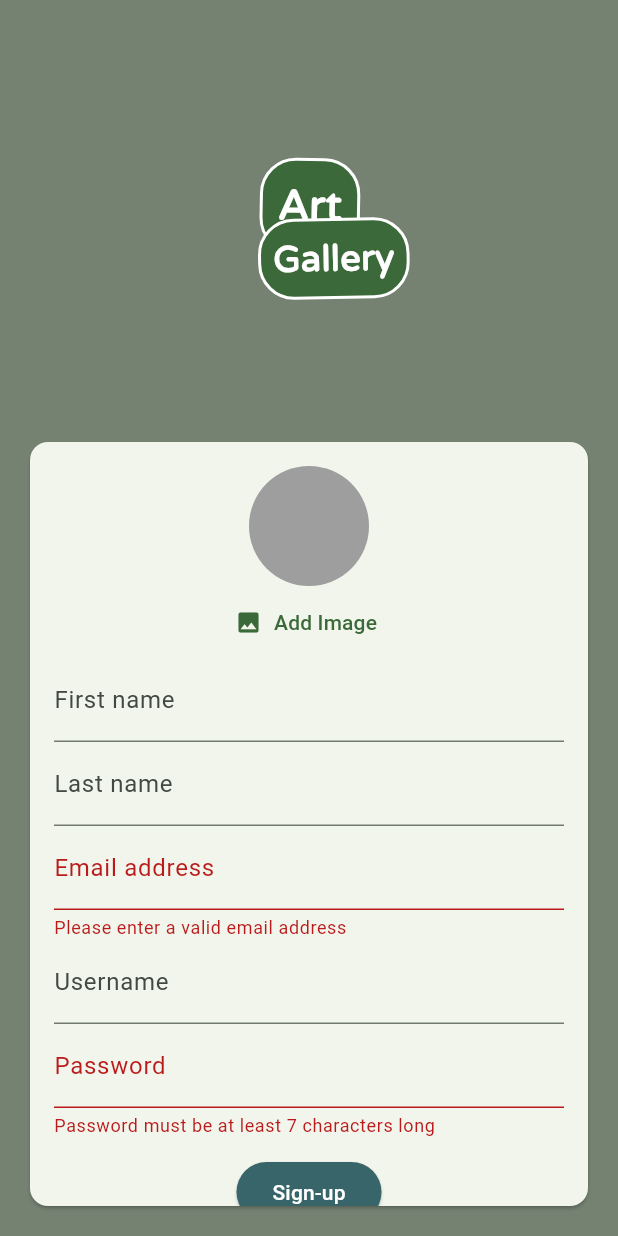
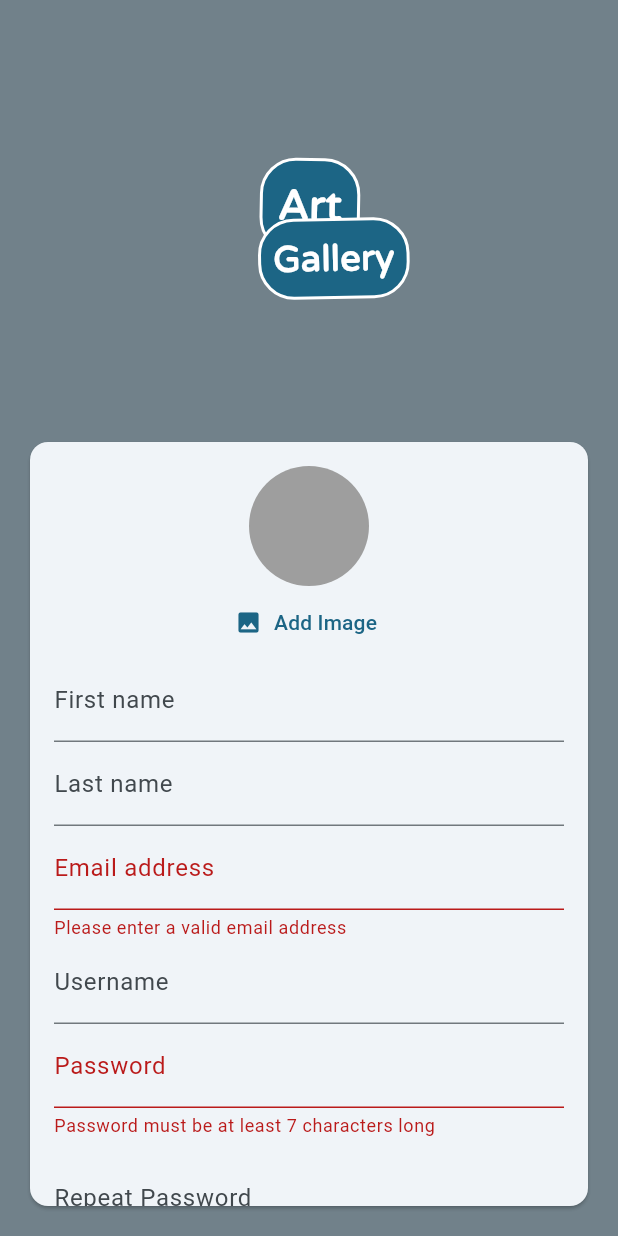
Before and after one commit to fico45/ArtGallery, a Flutter app: the screen it shows after launch, after a tap on "Login", after a tap on "Create new account", on a phone screen of 412 x 824 dp. Run offline on Flutter 3.47's test engine with Material 2 defaults, Android fonts, the phone set to English and light mode, and no system bars; our stand-ins replace carousel_slider, cloud_firestore, date_time_picker, firebase_auth, firebase_core, firebase_storage and 8 more; missing offline and left inert: add_2_calendar, flutter_google_places, google_maps_webservice; accounts and stored records are empty.

Commit message:
fix(Auth): Handle password validation

```diff
--- a/lib/main.dart
+++ b/lib/main.dart
@@ -53,7 +53,7 @@ class _MyAppState extends ConsumerState<MyApp> {
       title: 'Flutter Demo',
       theme: ThemeData(
         useMaterial3: true,
-        colorScheme: ColorScheme.fromSeed(seedColor: Colors.green),
+        colorScheme: ColorScheme.fromSeed(seedColor: Colors.lightBlueAccent),
         //ColorScheme.fromSeed(seedColor: Colors.green),
       ),
       home: StreamBuilder(
--- a/lib/view/widgets/auth/auth_form.dart
+++ b/lib/view/widgets/auth/auth_form.dart
@@ -1,3 +1,5 @@
+import 'dart:developer';
+
 import 'package:artgallery/view/widgets/auth/forgot_password.dart';
 import 'package:artgallery/view/widgets/pickers/user_image_picker.dart';
 import 'package:flutter/material.dart';
@@ -34,6 +36,7 @@ class _AuthFormState extends State<AuthForm> {
   var _userFirstName = '';
   var _userLastName = '';
   var _bio = '';
+  var _repeatPassword = '';
   XFile? _userImageFile;
   void _pickedImage(XFile? image) {
     _userImageFile = image;
@@ -160,11 +163,36 @@ class _AuthFormState extends State<AuthForm> {
                           return null;
                       },
                       decoration: InputDecoration(labelText: 'Password'),
-                      onSaved: (value) {
-                        _userPassword = value!;
+                      onChanged: (value) {
+                        _userPassword = value;
                       },
                       obscureText: true,
                     ),
+                    SizedBox(
+                      height: 12,
+                    ),
+                    if (!_isLogin)
+                      TextFormField(
+                        key: ValueKey('passwordRepeat'),
+                        validator: (value) {
+                          if (_repeatPassword != _userPassword) {
+                            log('Repeat:\n${_repeatPassword}\nUser:\n$_userPassword');
+                            return "Your passwords don't match.";
+                          } else if (value!.isEmpty || value.length < 7) {
+                            log('nešta');
+                            return 'Password must be at least 7 characters long';
+                          } else
+                            log('ništa');
+                          return null;
+                        },
+                        initialValue: _repeatPassword,
+                        onChanged: (value) {
+                          _repeatPassword = value;
+                        },
+                        decoration:
+                            InputDecoration(labelText: 'Repeat Password'),
+                        obscureText: true,
+                      ),
                     SizedBox(
                       height: 12,
                     ),
```
Also changed, not shown: lib/view/widgets/exhibit/exhibit_view.dart (+6 -1 lines), 2 other files.
